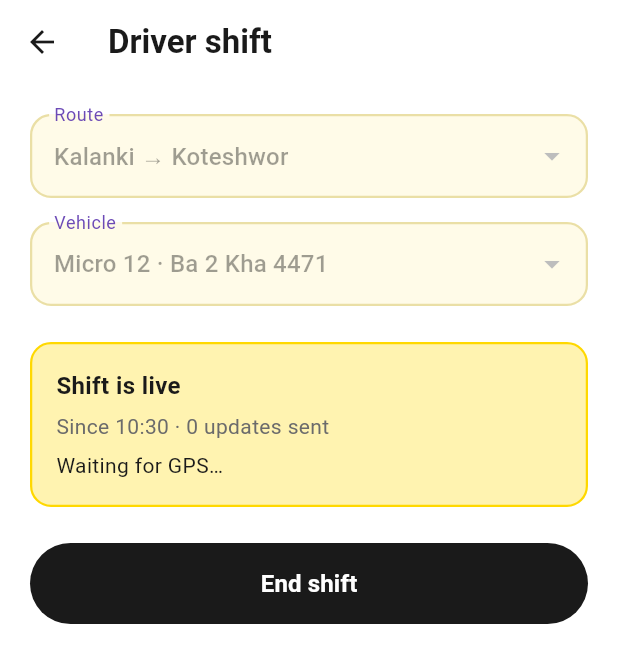
After one commit to Samul2007/SajilYatra, a Flutter app: the ShiftScreen screen opened directly, after a tap on "Start shift", on a phone screen of 412 x 824 dp. The commit adds this screen. Shown: the top 663 px of the screen. Run offline on Flutter 3.47's test engine with Material 3 defaults, Android fonts, the phone set to English and light mode, and no system bars; our stand-ins replace flutter_map, geolocator, latlong2.

Commit message:
Sprint 2: driver shift, direction arrow, full-screen map

```diff
--- a/lib/model/bus_route.dart
+++ b/lib/model/bus_route.dart
@@ -41,4 +41,20 @@ class BusRoute {
       Stop('Koteshwor', LatLng(27.6788, 85.3495)),
     ],
   );
+
+  static const ratnaparkBhaktapur = BusRoute(
+    vehicleName: 'Micro 5',
+    from: 'Ratnapark',
+    to: 'Bhaktapur',
+    plate: 'Ba 1 Kha 2210',
+    operator: 'Nepal Yatayat Samiti',
+    stops: [
+      Stop('Ratnapark', LatLng(27.7062, 85.3151)),
+      Stop('Baneshwor', LatLng(27.6893, 85.3425)),
+      Stop('Koteshwor', LatLng(27.6788, 85.3495)),
+      Stop('Bhaktapur', LatLng(27.6710, 85.4298)),
+    ],
+  );
+
+  static const all = [kalankiKoteshwor, ratnaparkBhaktapur];
 }
--- /dev/null
+++ b/lib/model/shift.dart
@@ -0,0 +1,30 @@
+import 'package:latlong2/latlong.dart';
+import 'package:sajilyatra/model/bus_route.dart';
+
+class Vehicle {
+  final String name;
+  final String plate;
+  const Vehicle(this.name, this.plate);
+
+  static const all = [
+    Vehicle('Micro 12', 'Ba 2 Kha 4471'),
+    Vehicle('Micro 5', 'Ba 1 Kha 2210'),
+    Vehicle('Safa Tempo 4', 'Ba 3 Cha 1187'),
+  ];
+}
+
+/// One conductor shift: which route and vehicle are being driven.
+class Shift {
+  final BusRoute route;
+  final Vehicle vehicle;
+  final DateTime startedAt;
+  const Shift(this.route, this.vehicle, this.startedAt);
+}
+
+/// One location report sent to passengers during a shift.
+class BroadcastPoint {
+  final LatLng position;
+  final double speedKmh;
+  final DateTime time;
+  const BroadcastPoint(this.position, this.speedKmh, this.time);
+}
--- /dev/null
+++ b/lib/repository/shift_repository.dart
@@ -0,0 +1,65 @@
+import 'package:flutter/foundation.dart';
+import 'package:geolocator/geolocator.dart';
+import 'package:latlong2/latlong.dart';
+import 'package:sajilyatra/model/shift.dart';
+
+abstract class ShiftRepository {
+  /// Makes sure GPS is on and permitted. Returns an error message, or null if OK.
+  Future<String?> prepare();
+
+  /// Live positions of this phone. On Android keeps running in the
+  /// background through a foreground notification.
+  Stream<BroadcastPoint> watchPoints();
+
+  /// Sends one position to passengers.
+  void broadcast(Shift shift, BroadcastPoint point);
+}
+
+/// Real phone GPS. The broadcast only stores points in memory because there is
+/// no backend yet; swap [broadcast] for an API / Firebase call later.
+class GeolocatorShiftRepository implements ShiftRepository {
+  final List<BroadcastPoint> sent = [];
+
+  @override
+  Future<String?> prepare() async {
+    if (!await Geolocator.isLocationServiceEnabled()) {
+      return 'Turn on location (GPS) to start your shift.';
+    }
+    var permission = await Geolocator.checkPermission();
+    if (permission == LocationPermission.denied) {
+      permission = await Geolocator.requestPermission();
+    }
+    if (permission == LocationPermission.denied ||
+        permission == LocationPermission.deniedForever) {
+      return 'Allow location access to start your shift.';
+    }
+    return null;
+  }
+
+  @override
+  Stream<BroadcastPoint> watchPoints() {
+    const common = LocationAccuracy.high;
+    final settings = defaultTargetPlatform == TargetPlatform.android
+        ? AndroidSettings(
+            accuracy: common,
+            distanceFilter: 10,
+            intervalDuration: const Duration(seconds: 5),
+            foregroundNotificationConfig: const ForegroundNotificationConfig(
+              notificationTitle: 'Sajil Yatra shift active',
+              notificationText: 'Your vehicle location is being shared.',
+              enableWakeLock: true,
+            ),
+          )
+        : const LocationSettings(accuracy: common, distanceFilter: 10);
+    return Geolocator.getPositionStream(locationSettings: settings).map(
+      (p) => BroadcastPoint(
+        LatLng(p.latitude, p.longitude),
+        p.speed * 3.6, // m/s to km/h
+        p.timestamp,
+      ),
+    );
+  }
+
+  @override
+  void broadcast(Shift shift, BroadcastPoint point) => sent.add(point);
+}
--- a/lib/view/authentication/register_screen.dart
+++ b/lib/view/authentication/register_screen.dart
@@ -1,6 +1,7 @@
 import 'package:flutter/material.dart';
 import 'package:sajilyatra/constants/app_colors.dart';
 import 'package:sajilyatra/view/authentication/login_screen.dart';
+import 'package:sajilyatra/view/shift/shift_screen.dart';
 import 'package:sajilyatra/view/tracking/live_tracking_screen.dart';
 
 class RegisterScreen extends StatefulWidget {
@@ -190,10 +191,13 @@ class _RegisterScreenState extends State<RegisterScreen> {
                   width: double.infinity,
                   height: 54,
                   child: OutlinedButton(
+                    // TODO: drivers will need a real account; guests only get the map.
                     onPressed: () => Navigator.push(
                       context,
                       MaterialPageRoute(
-                          builder: (_) => const LiveTrackingScreen()),
+                          builder: (_) => widget.role == 'Conductor / Driver'
+                              ? const ShiftScreen()
+                              : const LiveTrackingScreen()),
                     ),
                     style: OutlinedButton.styleFrom(
                       foregroundColor: kText,
--- /dev/null
+++ b/lib/view/shift/shift_screen.dart
@@ -0,0 +1,157 @@
+import 'package:flutter/material.dart';
+import 'package:sajilyatra/constants/app_colors.dart';
+import 'package:sajilyatra/model/bus_route.dart';
+import 'package:sajilyatra/model/shift.dart';
+import 'package:sajilyatra/viewmodel/shift_viewmodel.dart';
+
+class ShiftScreen extends StatefulWidget {
+  const ShiftScreen({super.key});
+
+  @override
+  State<ShiftScreen> createState() => _ShiftScreenState();
+}
+
+class _ShiftScreenState extends State<ShiftScreen> {
+  final _vm = ShiftViewModel();
+
+  @override
+  void dispose() {
+    _vm.dispose();
+    super.dispose();
+  }
+
+  InputDecoration _decoration(String label) => InputDecoration(
+        labelText: label,
+        labelStyle: const TextStyle(color: kMuted),
+        floatingLabelStyle: const TextStyle(color: kViolet),
+        filled: true,
+        fillColor: kCard,
+        enabledBorder: OutlineInputBorder(
+          borderRadius: BorderRadius.circular(14),
+          borderSide: const BorderSide(color: kBorder, width: 1.5),
+        ),
+        disabledBorder: OutlineInputBorder(
+          borderRadius: BorderRadius.circular(14),
+          borderSide: const BorderSide(color: kBorder, width: 1.5),
+        ),
+        focusedBorder: OutlineInputBorder(
+          borderRadius: BorderRadius.circular(14),
+          borderSide: const BorderSide(color: kViolet, width: 2),
+        ),
+      );
+
+  String _hhmm(DateTime t) =>
+      '${t.hour.toString().padLeft(2, '0')}:${t.minute.toString().padLeft(2, '0')}';
+
+  @override
+  Widget build(BuildContext context) {
+    return ListenableBuilder(
+      listenable: _vm,
+      builder: (context, _) {
+        final p = _vm.lastPoint;
+        return PopScope(
+          canPop: !_vm.isActive,
+          onPopInvokedWithResult: (didPop, _) {
+            if (!didPop) {
+              ScaffoldMessenger.of(context).showSnackBar(
+                const SnackBar(content: Text('End your shift before leaving.')),
+              );
+            }
+          },
+          child: Scaffold(
+            backgroundColor: kBg,
+            appBar: AppBar(
+              backgroundColor: Colors.transparent,
+              foregroundColor: kText,
+              elevation: 0,
+              title: const Text('Driver shift',
+                  style: TextStyle(fontWeight: FontWeight.bold)),
+            ),
+            body: SafeArea(
+              child: ListView(
+                padding: const EdgeInsets.all(20),
+                children: [
+                  DropdownButtonFormField<BusRoute>(
+                    initialValue: _vm.route,
+                    decoration: _decoration('Route'),
+                    items: [
+                      for (final r in BusRoute.all)
+                        DropdownMenuItem(
+                            value: r, child: Text('${r.from} → ${r.to}')),
+                    ],
+                    onChanged: _vm.isActive ? null : (r) => _vm.selectRoute(r!),
+                  ),
+                  const SizedBox(height: 16),
+                  DropdownButtonFormField<Vehicle>(
+                    initialValue: _vm.vehicle,
+                    decoration: _decoration('Vehicle'),
+                    items: [
+                      for (final v in Vehicle.all)
+                        DropdownMenuItem(
+                            value: v, child: Text('${v.name} · ${v.plate}')),
+                    ],
+                    onChanged:
+                        _vm.isActive ? null : (v) => _vm.selectVehicle(v!),
+                  ),
+                  const SizedBox(height: 24),
+                  if (_vm.error != null)
+                    Padding(
+                      padding: const EdgeInsets.only(bottom: 16),
+                      child: Text(_vm.error!,
+                          style: TextStyle(color: Colors.red.shade700)),
+                    ),
+                  if (_vm.isActive)
+                    Container(
+                      padding: const EdgeInsets.all(16),
+                      margin: const EdgeInsets.only(bottom: 24),
+                      decoration: BoxDecoration(
+                        color: kCardActive,
+                        borderRadius: BorderRadius.circular(14),
+                        border: Border.all(color: kAccent, width: 1.5),
+                      ),
+                      child: Column(
+                        crossAxisAlignment: CrossAxisAlignment.start,
+                        children: [
+                          const Text('Shift is live',
+                              style: TextStyle(
+                                  color: kText,
+                                  fontWeight: FontWeight.w700,
+                                  fontSize: 16)),
+                          const SizedBox(height: 6),
+                          Text(
+                              'Since ${_hhmm(_vm.shift!.startedAt)} · ${_vm.broadcastCount} updates sent',
+                              style: const TextStyle(color: kMuted)),
+                          const SizedBox(height: 6),
+                          Text(
+                              p == null
+                                  ? 'Waiting for GPS…'
+                                  : '${p.position.latitude.toStringAsFixed(5)}, ${p.position.longitude.toStringAsFixed(5)} · ${p.speedKmh.round()} km/h',
+                              style: const TextStyle(color: kText)),
+                        ],
+                      ),
+                    ),
+                  SizedBox(
+                    height: 54,
+                    child: ElevatedButton(
+                      onPressed: _vm.isActive ? _vm.end : _vm.start,
+                      style: ElevatedButton.styleFrom(
+                        backgroundColor: _vm.isActive ? kText : kAccent,
+                        foregroundColor: _vm.isActive ? Colors.white : kOnAccent,
+                        elevation: 0,
+                        shape: RoundedRectangleBorder(
+                            borderRadius: BorderRadius.circular(28)),
+                      ),
+                      child: Text(_vm.isActive ? 'End shift' : 'Start shift',
+                          style: const TextStyle(
+                              fontSize: 16, fontWeight: FontWeight.w700)),
+                    ),
+                  ),
+                ],
+              ),
+            ),
+          ),
+        );
+      },
+    );
+  }
+}
--- /dev/null
+++ b/lib/viewmodel/shift_viewmodel.dart
@@ -0,0 +1,81 @@
+import 'dart:async';
+
+import 'package:flutter/foundation.dart';
+import 'package:sajilyatra/model/bus_route.dart';
+import 'package:sajilyatra/model/shift.dart';
+import 'package:sajilyatra/repository/shift_repository.dart';
+
+class ShiftViewModel extends ChangeNotifier {
+  ShiftViewModel({ShiftRepository? repository, this.isVerified = true})
+      : _repository = repository ?? GeolocatorShiftRepository();
+
+  final ShiftRepository _repository;
+
+  // TODO: set from the real ID verification (story 1.3) once it exists.
+  final bool isVerified;
+
+  BusRoute route = BusRoute.all.first;
+  Vehicle vehicle = Vehicle.all.first;
+
+  Shift? shift; // non-null while a shift is running
+  BroadcastPoint? lastPoint;
+  int broadcastCount = 0;
+  String? error;
+  StreamSubscription<BroadcastPoint>? _sub;
+
+  bool get isActive => shift != null;
+
+  void selectRoute(BusRoute r) {
+    if (isActive) return;
+    route = r;
+    notifyListeners();
+  }
+
+  void selectVehicle(Vehicle v) {
+    if (isActive) return;
+    vehicle = v;
+    notifyListeners();
+  }
+
+  Future<void> start() async {
+    if (isActive) return;
+    error = null;
+    if (!isVerified) {
+      error = 'Only verified conductors can start a shift.';
+      return notifyListeners();
+    }
+    error = await _repository.prepare();
+    if (error != null) return notifyListeners();
+
+    final s = Shift(route, vehicle, DateTime.now());
+    shift = s;
+    broadcastCount = 0;
+    lastPoint = null;
+    _sub = _repository.watchPoints().listen(
+      (p) {
+        _repository.broadcast(s, p);
+        lastPoint = p;
+        broadcastCount++;
+        notifyListeners();
+      },
+      onError: (_) {
+        error = 'Lost the GPS signal. Check that location is on.';
+        notifyListeners();
+      },
+    );
+    notifyListeners();
+  }
+
+  Future<void> end() async {
+    await _sub?.cancel(); // stops broadcasting and the background notification
+    _sub = null;
+    shift = null;
+    notifyListeners();
+  }
+
+  @override
+  void dispose() {
+    _sub?.cancel();
+    super.dispose();
+  }
+}
--- a/pubspec.yaml
+++ b/pubspec.yaml
@@ -36,6 +36,8 @@ dependencies:
   cupertino_icons: ^1.0.8
   flutter_map: ^8.3.2
   latlong2: ^0.10.1
+  geolocator: ^14.1.2
+  firebase_core: ^5.2.0
 
 dev_dependencies:
   flutter_test:
```
Also changed, not shown: lib/view/tracking/live_tracking_screen.dart (+47 -2 lines), lib/viewmodel/live_tracking_viewmodel.dart (+15 -0 lines), pubspec.lock, 3 other files.
